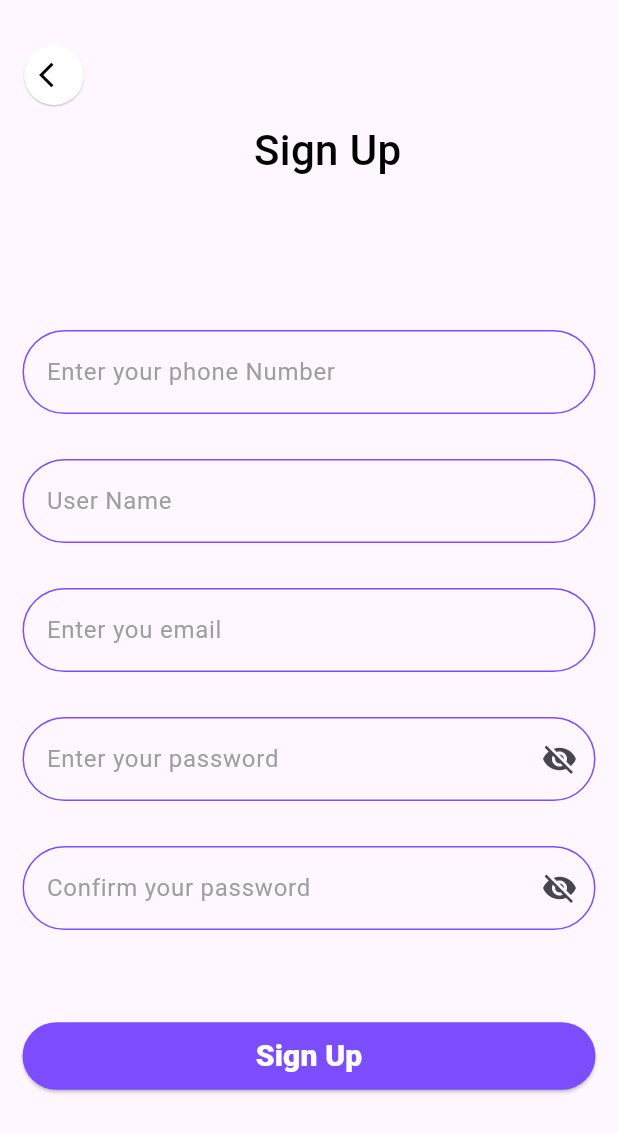
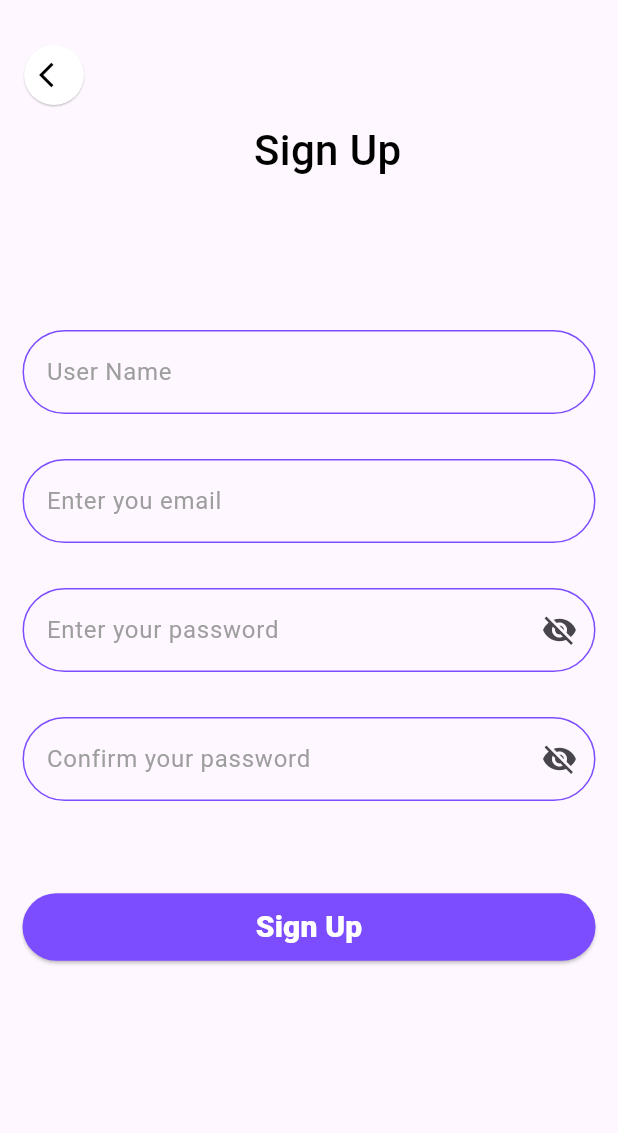
Before and after one commit to AdelAwwad/Chat-App2, a Flutter app: the SignupPage screen opened directly, after a tap on "Sign Up", on a phone screen of 412 x 824 dp. Shown: the top 1133 px of the screen. Run offline on Flutter 3.47's test engine with Material 3 defaults, Android fonts, the phone set to English and light mode, and no system bars; our stand-ins replace shared_preferences; accounts and stored records are empty.

Commit message:
upload 5

```diff
--- a/flutter_application_1/lib/chatApp/OnBoarding/SignUp.dart
+++ b/flutter_application_1/lib/chatApp/OnBoarding/SignUp.dart
@@ -12,7 +12,7 @@ class _SignupPageState extends State<SignupPage> {
   TextEditingController username = TextEditingController();
   TextEditingController password = TextEditingController();
   TextEditingController confirmPassword = TextEditingController();
-  TextEditingController phonenumber = TextEditingController();
+
   TextEditingController emailaddress = TextEditingController();
 
   bool _isPasswordVisible = false;
@@ -30,9 +30,9 @@ class _SignupPageState extends State<SignupPage> {
     _prefs = await SharedPreferences.getInstance();
   }
 
-  void _saveData(String phonenumber, String username, String emailaddress,
+  void _saveData(String username, String emailaddress,
       String password) async {
-    await _prefs.setString("phonenumber", phonenumber);
+
     await _prefs.setString("username", username);
     await _prefs.setString("emailaddress", emailaddress);
     await _prefs.setString("password", password);
@@ -85,10 +85,7 @@ class _SignupPageState extends State<SignupPage> {
           const SizedBox(
             height: 100,
           ),
-          _InputField("Enter your phone Number " , phonenumber),
-          const SizedBox(
-            height: 30,
-          ),
+
           _InputField("User Name ", username),
           const SizedBox(
             height: 30,
@@ -179,7 +176,7 @@ class _SignupPageState extends State<SignupPage> {
       });
 
       if (!_isPasswordMismatch) {
-        _saveData(phonenumber.text, username.text, emailaddress.text, password.text);
+        _saveData( username.text, emailaddress.text, password.text);
         // Additional sign-up logic here
       } else {
         // Show an error message
```
Also changed, not shown: flutter_application_1/assets/Fonts/AirbnbCerealBook.otf (renamed from assets/Fonts/AirbnbCerealBook.otf), flutter_application_1/assets/Fonts/CAMPUS.ttf (renamed from assets/Fonts/CAMPUS.ttf), flutter_application_1/assets/image/Conversation.png (renamed from assets/image/Conversation.png), flutter_application_1/assets/image/Typing.png (renamed from assets/image/Typing.png), flutter_application_1/assets/image/Work-chat.png (renamed from assets/image/Work-chat.png).
